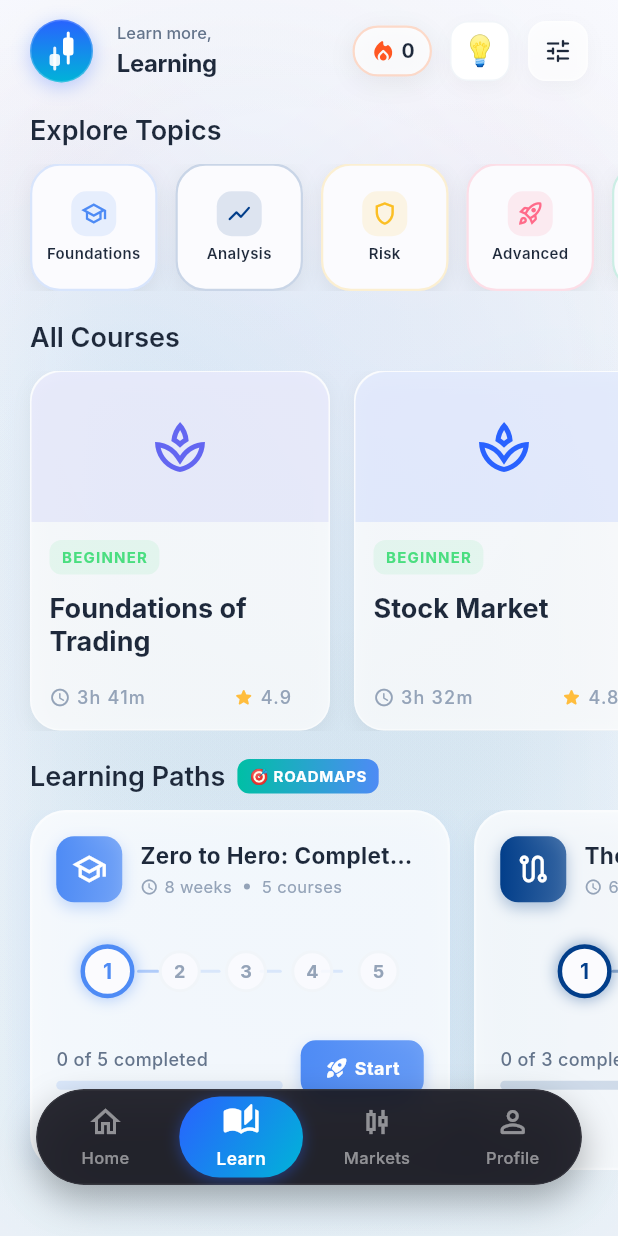
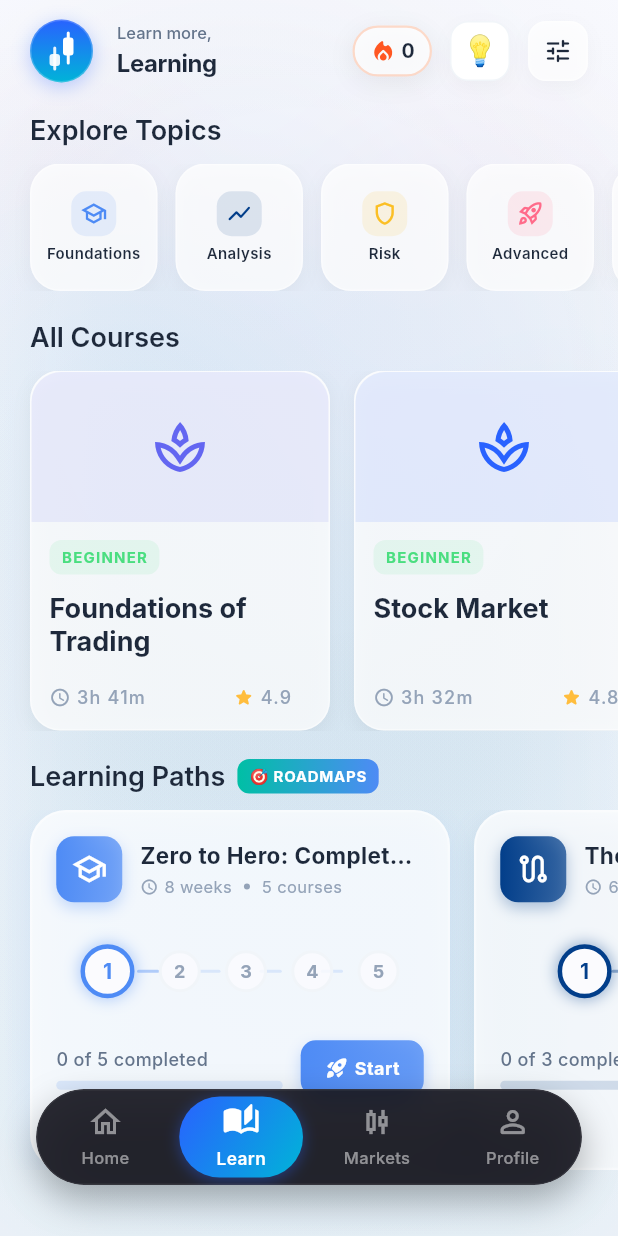
Before and after one commit to Princesurani/FinlearnPro, a Flutter app: the screen it shows once a user with an empty profile is signed in, item 2 of the bottom bar chosen, on a phone screen of 412 x 824 dp. Run offline on Flutter 3.47's test engine with Material 3 defaults, Android fonts, the light colour scheme and no system bars; our stand-ins replace firebase_auth, firebase_core, fl_chart, flutter_bloc, flutter_dotenv, flutter_markdown and 3 more; accounts and stored records are empty; network calls fail; Roboto replaces fonts that are missing (Inter).

Commit message:
style: align CategoryPills unselected styling to match global translucent card design

```diff
--- a/lib/features/learning/presentation/widgets/category_pills.dart
+++ b/lib/features/learning/presentation/widgets/category_pills.dart
@@ -209,19 +209,19 @@ class _CategoryPillItemState extends State<_CategoryPillItem>
           width: 85,
           padding: const EdgeInsets.symmetric(horizontal: 8, vertical: 10),
           decoration: BoxDecoration(
-            color: isSelected ? category.color : AppColors.surface,
+            color: isSelected ? category.color : AppColors.white.withValues(alpha: 0.75),
             borderRadius: BorderRadius.circular(20),
             border: Border.all(
               color: isSelected
                   ? category.color
-                  : category.color.withValues(alpha: 0.2),
-              width: isSelected ? 2 : 1.5,
+                  : AppColors.white.withValues(alpha: 0.4),
+              width: isSelected ? 2 : 1.0,
             ),
             boxShadow: [
               BoxShadow(
                 color: isSelected
                     ? category.color.withValues(alpha: 0.35)
-                    : AppColors.black.withValues(alpha: 0.06),
+                    : AppColors.black.withValues(alpha: 0.04),
                 blurRadius: isSelected ? 16 : 10,
                 offset: const Offset(0, 4),
                 spreadRadius: isSelected ? 2 : 0,
```
